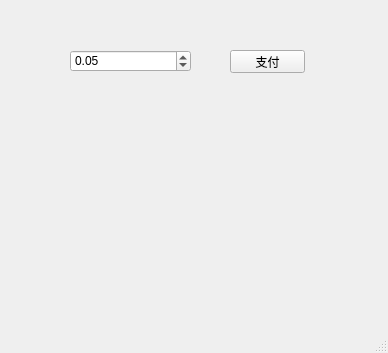
First picture: the form in mainwindow.ui, repository iwxyi/Qt-Pay-Demo, before the edit.
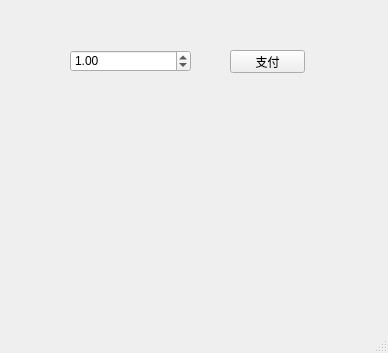
Second picture: the form after the edit.

Commit message: 修改主动查询的间隔

The edit to the form file:
```diff
--- a/mainwindow.ui
+++ b/mainwindow.ui
@@ -50,7 +50,7 @@
      </rect>
     </property>
     <property name="value">
-     <double>0.050000000000000</double>
+     <double>1.000000000000000</double>
     </property>
    </widget>
   </widget>
```
The commit also changes 2 other files.
